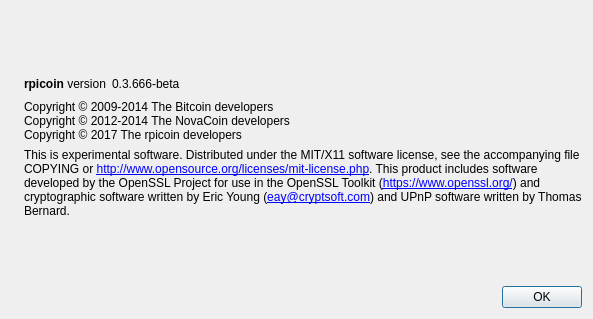
The window that src/qt/forms/aboutdialog.ui (rpicoin/rpicore) describes before a commit, drawn with Qt 5.
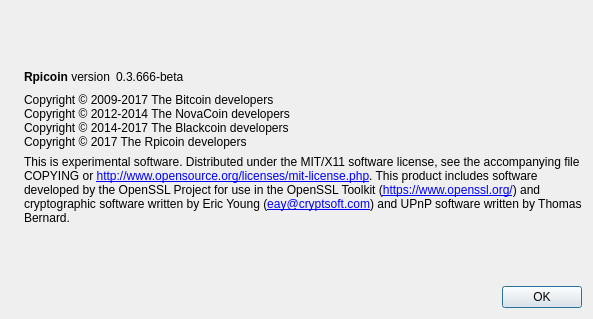
The same window after the commit. Icons and pictures are not drawn.

```diff
--- a/src/qt/forms/aboutdialog.ui
+++ b/src/qt/forms/aboutdialog.ui
@@ -50,7 +50,7 @@
           <cursorShape>IBeamCursor</cursorShape>
          </property>
          <property name="text">
-          <string>&lt;b&gt;rpicoin&lt;/b&gt; version</string>
+          <string>&lt;b&gt;Rpicoin&lt;/b&gt; version</string>
          </property>
          <property name="textInteractionFlags">
           <set>Qt::LinksAccessibleByMouse|Qt::TextSelectableByKeyboard|Qt::TextSelectableByMouse</set>
@@ -91,9 +91,10 @@
         <cursorShape>IBeamCursor</cursorShape>
        </property>
        <property name="text">
-        <string>Copyright © 2009-2014 The Bitcoin developers
+        <string>Copyright © 2009-2017 The Bitcoin developers
 Copyright © 2012-2014 The NovaCoin developers
-Copyright © 2017 The rpicoin developers</string>
+Copyright © 2014-2017 The Blackcoin developers
+Copyright © 2017 The Rpicoin developers</string>
        </property>
        <property name="textInteractionFlags">
         <set>Qt::LinksAccessibleByMouse|Qt::TextSelectableByKeyboard|Qt::TextSelectableByMouse</set>
```
Left out of the diff: 2 changed lines with no effect on the pictures.
